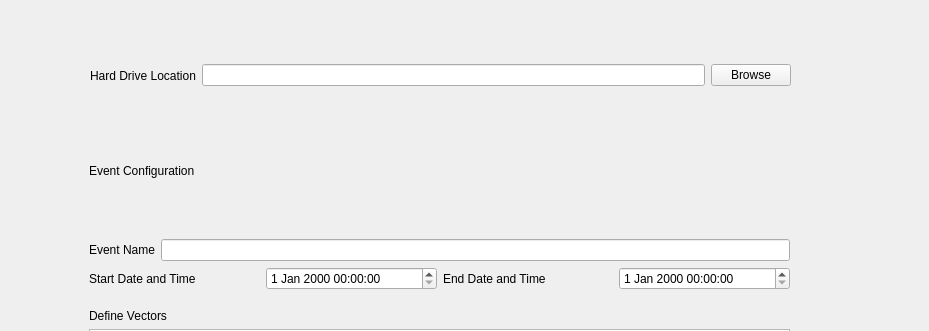
galvarez6/pick-tool-team07-runtime-terror, file app/views/ui/PICK_ECWidget.ui: the form before one commit; both pictures show x 0 to 929 and y 0 to 331 of the 929 by 736 pixel window.
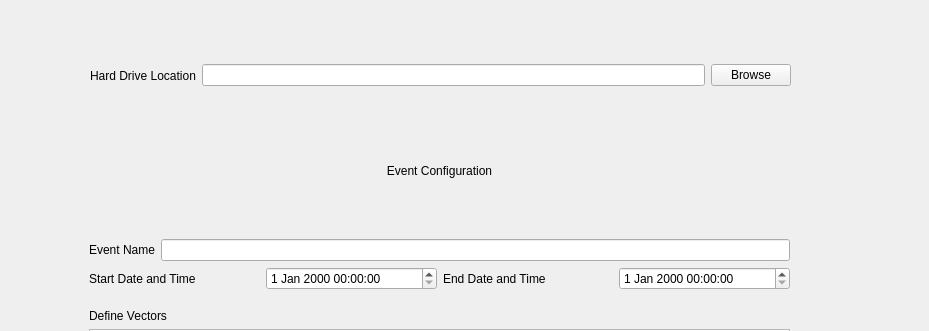
The form after the commit.

```diff
--- a/app/views/ui/PICK_ECWidget.ui
+++ b/app/views/ui/PICK_ECWidget.ui
@@ -57,6 +57,12 @@
       <property name="text">
        <string>Event Configuration</string>
       </property>
+      <property name="alignment">
+       <set>Qt::AlignCenter</set>
+      </property>
+      <property name="wordWrap">
+       <bool>false</bool>
+      </property>
      </widget>
     </item>
     <item>
```
